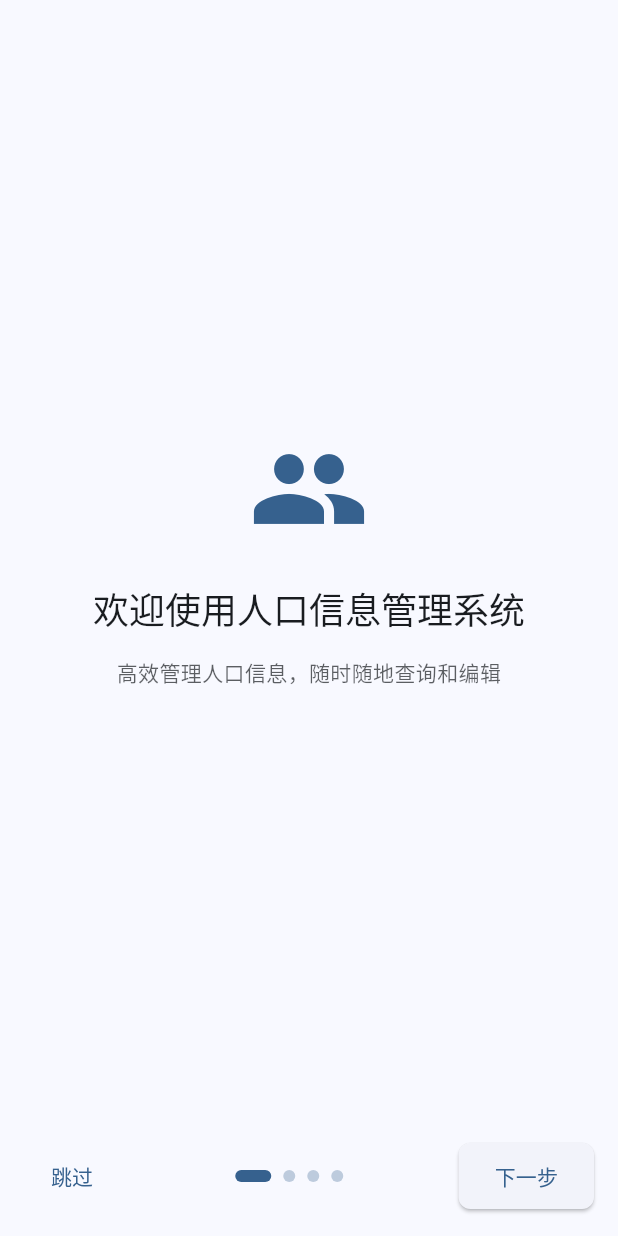
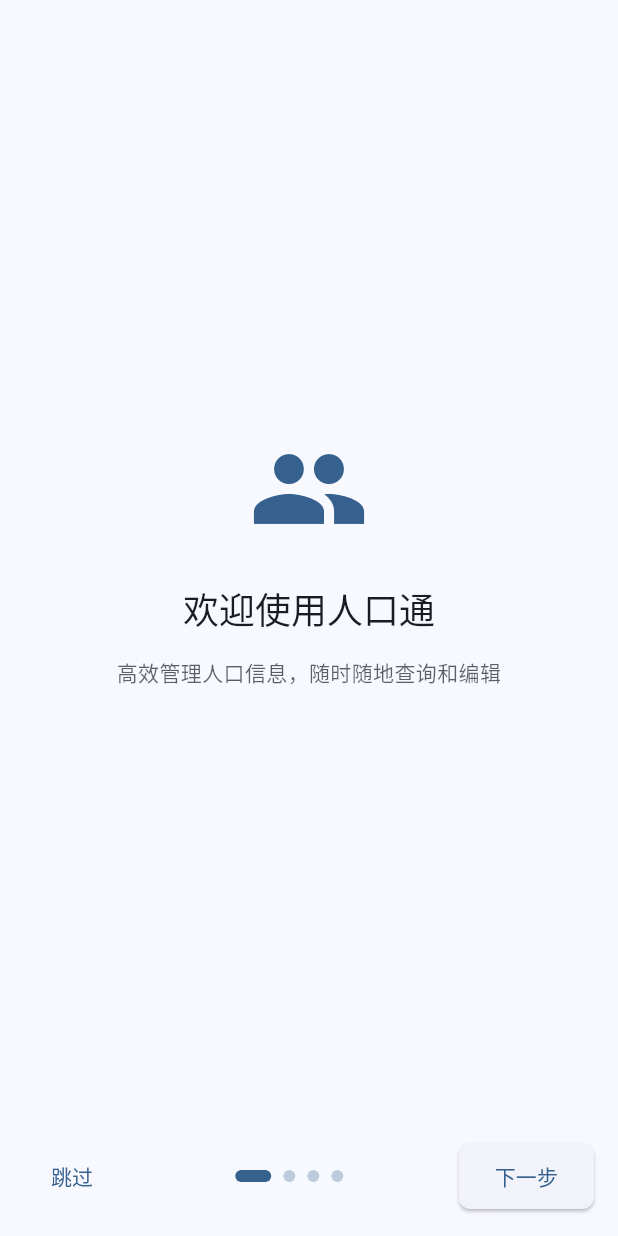
Before and after one commit to XTLT/db-population-system-mobile, a Flutter app: the screen it shows after launch, on a phone screen of 412 x 824 dp. Run offline on Flutter 3.47's test engine with Material 3 defaults, Android fonts, the phone set to English and light mode, and no system bars; our stand-ins replace cached_network_image, connectivity_plus, dio, fl_chart, flutter_local_notifications, flutter_secure_storage and 8 more; accounts and stored records are empty.

Commit message:
修改名称，添加显示图片

```diff
--- a/lib/config/app_config.dart
+++ b/lib/config/app_config.dart
@@ -20,8 +20,8 @@ class AppConfig {
   static List<String> backupUrls = [];
 
 
-  static const String appName = '人口信息查询系统';
-  static const String appVersion = '0.0.6';
+  static const String appName = '人口通';
+  static const String appVersion = '0.0.7';
 
 
 
--- a/lib/pages/home/home_page.dart
+++ b/lib/pages/home/home_page.dart
@@ -45,7 +45,7 @@ class _HomePageState extends State<HomePage> {
 
     return Scaffold(
       appBar: AppBar(
-        title: const Text('人口信息查询系统'),
+        title: const Text('人口通'),
         actions: [
 
           const SyncStatusIndicator(),
--- a/lib/pages/onboarding/onboarding_page.dart
+++ b/lib/pages/onboarding/onboarding_page.dart
@@ -17,7 +17,7 @@ class _OnboardingPageState extends State<OnboardingPage> {
 
   final List<OnboardingStep> _steps = const [
     OnboardingStep(
-      title: '欢迎使用人口信息管理系统',
+      title: '欢迎使用人口通',
       description: '高效管理人口信息，随时随地查询和编辑',
       icon: Icons.people,
     ),
--- a/lib/services/notification_service.dart
+++ b/lib/services/notification_service.dart
@@ -49,8 +49,8 @@ class NotificationService {
 
     const androidDetails = AndroidNotificationDetails(
       'population_channel',
-      '人口信息通知',
-      channelDescription: '人口信息查询系统通知',
+      '人口通通知',
+      channelDescription: '人口通通知',
       importance: Importance.high,
       priority: Priority.high,
       showWhen: true,
@@ -87,8 +87,8 @@ class NotificationService {
 
     const androidDetails = AndroidNotificationDetails(
       'population_channel',
-      '人口信息通知',
-      channelDescription: '人口信息查询系统通知',
+      '人口通通知',
+      channelDescription: '人口通通知',
       importance: Importance.high,
       priority: Priority.high,
       showWhen: true,
--- a/pubspec.yaml
+++ b/pubspec.yaml
@@ -1,9 +1,9 @@
 name: population_mobile
-description: 人口信息查询系统移动端
+description: 人口通移动端
 
 publish_to: 'none'
 
-version: 0.0.6+6
+version: 0.0.7+7
 
 environment:
   sdk: '>=3.5.0 <4.0.0'
```
Also changed, not shown: lib/pages/home/stats_page.dart (+45 -35 lines), 23 other files.
